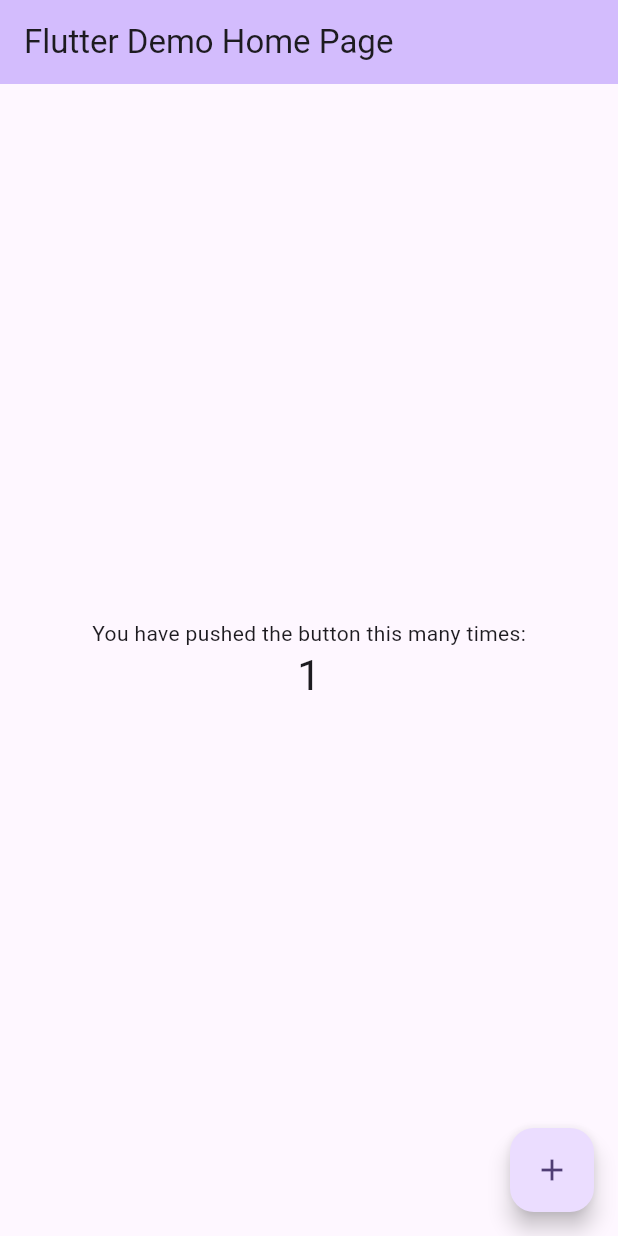
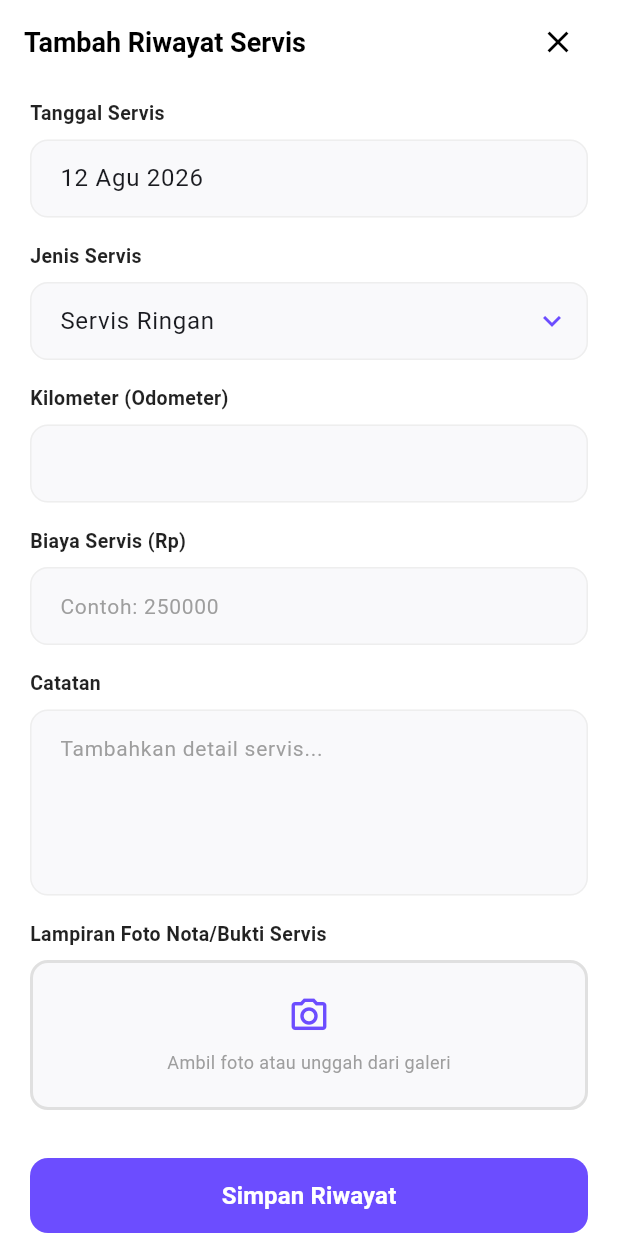
Before and after one commit to firzatunnisa/OdoTrack, a Flutter app: the screen it shows after launch, after a tap on the "add" icon, on a phone screen of 412 x 824 dp. Run offline on Flutter 3.47's test engine with Material 3 defaults, Android fonts, the phone set to English and light mode, and no system bars.

Commit message:
feat: selesai membuat UI Riwayat Servis & Tambah Servis

```diff
--- a/lib/main.dart
+++ b/lib/main.dart
@@ -1,4 +1,6 @@
 import 'package:flutter/material.dart';
+import 'package:odotrack/modules/service/service_history_page.dart';
+// import 'package:odotrack/modules/dashboard/dashboard_page.dart';
 
 void main() {
   runApp(const MyApp());
@@ -7,116 +9,15 @@ void main() {
 class MyApp extends StatelessWidget {
   const MyApp({super.key});
 
-  // This widget is the root of your application.
   @override
   Widget build(BuildContext context) {
     return MaterialApp(
-      title: 'Flutter Demo',
+      debugShowCheckedModeBanner: false, // Menghilangkan tulisan "DEBUG"
+      title: 'OdoTrack',
       theme: ThemeData(
-        // This is the theme of your application.
-        //
-        // TRY THIS: Try running your application with "flutter run". You'll see
-        // the application has a purple toolbar. Then, without quitting the app,
-        // try changing the seedColor in the colorScheme below to Colors.green
-        // and then invoke "hot reload" (save your changes or press the "hot
-        // reload" button in a Flutter-supported IDE, or press "r" if you used
-        // the command line to start the app).
-        //
-        // Notice that the counter didn't reset back to zero; the application
-        // state is not lost during the reload. To reset the state, use hot
-        // restart instead.
-        //
-        // This works for code too, not just values: Most code changes can be
-        // tested with just a hot reload.
-        colorScheme: .fromSeed(seedColor: Colors.deepPurple),
+        colorScheme: ColorScheme.fromSeed(seedColor: Colors.blueAccent),
       ),
-      home: const MyHomePage(title: 'Flutter Demo Home Page'),
+      home: const ServiceHistoryPage(), // Dikembalikan ke halamannya Firza
     );
   }
 }
-
-class MyHomePage extends StatefulWidget {
-  const MyHomePage({super.key, required this.title});
-
-  // This widget is the home page of your application. It is stateful, meaning
-  // that it has a State object (defined below) that contains fields that affect
-  // how it looks.
-
-  // This class is the configuration for the state. It holds the values (in this
-  // case the title) provided by the parent (in this case the App widget) and
-  // used by the build method of the State. Fields in a Widget subclass are
-  // always marked "final".
-
-  final String title;
-
-  @override
-  State<MyHomePage> createState() => _MyHomePageState();
-}
-
-class _MyHomePageState extends State<MyHomePage> {
-  int _counter = 0;
-
-  void _incrementCounter() {
-    setState(() {
-      // This call to setState tells the Flutter framework that something has
-      // changed in this State, which causes it to rerun the build method below
-      // so that the display can reflect the updated values. If we changed
-      // _counter without calling setState(), then the build method would not be
-      // called again, and so nothing would appear to happen.
-      _counter++;
-    });
-  }
-
-  @override
-  Widget build(BuildContext context) {
-    // This method is rerun every time setState is called, for instance as done
-    // by the _incrementCounter method above.
-    //
-    // The Flutter framework has been optimized to make rerunning build methods
-    // fast, so that you can just rebuild anything that needs updating rather
-    // than having to individually change instances of widgets.
-    return Scaffold(
-      appBar: AppBar(
-        // TRY THIS: Try changing the color here to a specific color (to
-        // Colors.amber, perhaps?) and trigger a hot reload to see the AppBar
-        // change color while the other colors stay the same.
-        backgroundColor: Theme.of(context).colorScheme.inversePrimary,
-        // Here we take the value from the MyHomePage object that was created by
-        // the App.build method, and use it to set our appbar title.
-        title: Text(widget.title),
-      ),
-      body: Center(
-        // Center is a layout widget. It takes a single child and positions it
-        // in the middle of the parent.
-        child: Column(
-          // Column is also a layout widget. It takes a list of children and
-          // arranges them vertically. By default, it sizes itself to fit its
-          // children horizontally, and tries to be as tall as its parent.
-          //
-          // Column has various properties to control how it sizes itself and
-          // how it positions its children. Here we use mainAxisAlignment to
-          // center the children vertically; the main axis here is the vertical
-          // axis because Columns are vertical (the cross axis would be
-          // horizontal).
-          //
-          // TRY THIS: Invoke "debug painting" (choose the "Toggle Debug Paint"
-          // action in the IDE, or press "p" in the console), to see the
-          // wireframe for each widget.
-          mainAxisAlignment: .center,
-          children: [
-            const Text('You have pushed the button this many times:'),
-            Text(
-              '$_counter',
-              style: Theme.of(context).textTheme.headlineMedium,
-            ),
-          ],
-        ),
-      ),
-      floatingActionButton: FloatingActionButton(
-        onPressed: _incrementCounter,
-        tooltip: 'Increment',
-        child: const Icon(Icons.add),
-      ),
-    );
-  }
-}
--- /dev/null
+++ b/lib/modules/service/add_service_page.dart
@@ -0,0 +1,358 @@
+import 'package:flutter/material.dart';
+
+class AddServicePage extends StatefulWidget {
+  const AddServicePage({Key? key}) : super(key: key);
+
+  @override
+  State<AddServicePage> createState() => _AddServicePageState();
+}
+
+class _AddServicePageState extends State<AddServicePage> {
+  final TextEditingController _dateController = TextEditingController(text: '12 Agu 2026');
+  final TextEditingController _typeController = TextEditingController(text: 'Servis Ringan');
+  final TextEditingController _kmController = TextEditingController();
+  final TextEditingController _costController = TextEditingController();
+  final TextEditingController _noteController = TextEditingController();
+
+  String? _kmErrorText;
+
+  @override
+  void dispose() {
+    _dateController.dispose();
+    _typeController.dispose();
+    _kmController.dispose();
+    _costController.dispose();
+    _noteController.dispose();
+    super.dispose();
+  }
+
+  void _selectDate(BuildContext context) async {
+    final DateTime? picked = await showDatePicker(
+      context: context,
+      initialDate: DateTime.now(),
+      firstDate: DateTime(2020),
+      lastDate: DateTime(2030),
+    );
+    if (picked != null) {
+      setState(() {
+        _dateController.text = "${picked.day} ${_getMonth(picked.month)} ${picked.year}";
+      });
+    }
+  }
+
+  String _getMonth(int month) {
+    const months = ['Jan', 'Feb', 'Mar', 'Apr', 'Mei', 'Jun', 'Jul', 'Agu', 'Sep', 'Okt', 'Nov', 'Des'];
+    return months[month - 1];
+  }
+
+  void _showServiceTypeSheet() {
+    showModalBottomSheet(
+      context: context,
+      shape: const RoundedRectangleBorder(
+        borderRadius: BorderRadius.vertical(top: Radius.circular(20)),
+      ),
+      builder: (BuildContext context) {
+        return Padding(
+          padding: const EdgeInsets.all(20.0),
+          child: Column(
+            mainAxisSize: MainAxisSize.min,
+            children: [
+              Row(
+                mainAxisAlignment: MainAxisAlignment.spaceBetween,
+                children: [
+                  const Text('Pilih Jenis Servis', style: TextStyle(fontWeight: FontWeight.bold, fontSize: 18)),
+                  IconButton(
+                    icon: const Icon(Icons.close),
+                    onPressed: () => Navigator.pop(context),
+                  ),
+                ],
+              ),
+              const Divider(),
+              _buildServiceTypeOption('Servis Ringan'),
+              _buildServiceTypeOption('Servis Besar'),
+              _buildServiceTypeOption('Ganti Oli'),
+              _buildServiceTypeOption('Ganti Suku Cadang'),
+              _buildServiceTypeOption('Lainnya'),
+              const SizedBox(height: 20),
+            ],
+          ),
+        );
+      },
+    );
+  }
+
+  Widget _buildServiceTypeOption(String title) {
+    bool isSelected = _typeController.text == title;
+    return ListTile(
+      title: Text(
+        title,
+        style: TextStyle(
+          color: isSelected ? const Color(0xFF6C4DFF) : Colors.black,
+          fontWeight: isSelected ? FontWeight.bold : FontWeight.normal,
+        ),
+      ),
+      trailing: isSelected ? const Icon(Icons.check, color: Color(0xFF6C4DFF)) : null,
+      onTap: () {
+        setState(() {
+          _typeController.text = title;
+        });
+        Navigator.pop(context);
+      },
+    );
+  }
+
+  void _showSuccessDialog() {
+    showDialog(
+      context: context,
+      builder: (BuildContext context) {
+        return Dialog(
+          shape: RoundedRectangleBorder(borderRadius: BorderRadius.circular(16)),
+          child: Padding(
+            padding: const EdgeInsets.all(24.0),
+            child: Column(
+              mainAxisSize: MainAxisSize.min,
+              children: [
+                Container(
+                  padding: const EdgeInsets.all(16),
+                  decoration: BoxDecoration(
+                    color: Colors.green.withOpacity(0.1),
+                    shape: BoxShape.circle,
+                  ),
+                  child: const Icon(Icons.check_circle, color: Colors.green, size: 60),
+                ),
+                const SizedBox(height: 16),
+                const Text('Berhasil!', style: TextStyle(fontWeight: FontWeight.bold, fontSize: 20)),
+                const SizedBox(height: 8),
+                const Text(
+                  'Data riwayat servis Anda telah\nberhasil disimpan.',
+                  textAlign: TextAlign.center,
+                  style: TextStyle(color: Colors.grey),
+                ),
+                const SizedBox(height: 24),
+                SizedBox(
+                  width: double.infinity,
+                  height: 48,
+                  child: ElevatedButton(
+                    onPressed: () {
+                      Navigator.pop(context); // Tutup dialog
+                      Navigator.pop(context); // Kembali ke halaman sebelumnya
+                    },
+                    style: ElevatedButton.styleFrom(
+                      backgroundColor: const Color(0xFF6C4DFF),
+                      shape: RoundedRectangleBorder(borderRadius: BorderRadius.circular(12)),
+                    ),
+                    child: const Text('Selesai', style: TextStyle(color: Colors.white, fontWeight: FontWeight.bold)),
+                  ),
+                ),
+              ],
+            ),
+          ),
+        );
+      },
+    );
+  }
+
+  void _validateAndSave() {
+    setState(() {
+      _kmErrorText = null;
+      if (_kmController.text.isNotEmpty) {
+        int? km = int.tryParse(_kmController.text);
+        if (km != null && km < 10100) {
+          _kmErrorText = 'Kilometer tidak boleh lebih kecil dari entri sebelumnya (10.100 km).';
+        }
+      }
+    });
+
+    if (_kmErrorText == null) {
+      _showSuccessDialog();
+    }
+  }
+
+  @override
+  Widget build(BuildContext context) {
+    return Scaffold(
+      backgroundColor: Colors.white,
+      appBar: AppBar(
+        backgroundColor: Colors.white,
+        elevation: 0,
+        automaticallyImplyLeading: false,
+        title: Row(
+          mainAxisAlignment: MainAxisAlignment.spaceBetween,
+          children: [
+            const Text(
+              'Tambah Riwayat Servis',
+              style: TextStyle(color: Colors.black, fontWeight: FontWeight.bold, fontSize: 18),
+            ),
+            IconButton(
+              icon: const Icon(Icons.close, color: Colors.black),
+              onPressed: () {
+                Navigator.pop(context);
+              },
+            ),
+          ],
+        ),
+      ),
+      body: SingleChildScrollView(
+        padding: const EdgeInsets.symmetric(horizontal: 20.0, vertical: 10.0),
+        child: Column(
+          crossAxisAlignment: CrossAxisAlignment.start,
+          children: [
+            _buildLabel('Tanggal Servis'),
+            const SizedBox(height: 8),
+            TextField(
+              controller: _dateController,
+              readOnly: true,
+              onTap: () => _selectDate(context),
+              decoration: _inputDecoration(filled: true),
+            ),
+            const SizedBox(height: 16),
+
+            _buildLabel('Jenis Servis'),
+            const SizedBox(height: 8),
+            TextField(
+              controller: _typeController,
+              readOnly: true,
+              onTap: _showServiceTypeSheet,
+              decoration: _inputDecoration(
+                filled: true,
+                suffixIcon: const Icon(Icons.keyboard_arrow_down, color: Color(0xFF6C4DFF)),
+              ),
+            ),
+            const SizedBox(height: 16),
+
+            _buildLabel('Kilometer (Odometer)'),
+            const SizedBox(height: 8),
+            TextField(
+              controller: _kmController,
+              keyboardType: TextInputType.number,
+              decoration: _inputDecoration(
+                filled: true,
+                isError: _kmErrorText != null,
+                borderColor: _kmErrorText != null ? Colors.red : Colors.transparent,
+              ),
+            ),
+            if (_kmErrorText != null) ...[
+              const SizedBox(height: 6),
+              Row(
+                crossAxisAlignment: CrossAxisAlignment.start,
+                children: [
+                  const Icon(Icons.error_outline, color: Colors.red, size: 14),
+                  const SizedBox(width: 4),
+                  Expanded(
+                    child: Text(
+                      _kmErrorText!,
+                      style: const TextStyle(color: Colors.red, fontSize: 11),
+                    ),
+                  ),
+                ],
+              ),
+            ],
+            const SizedBox(height: 16),
+
+            _buildLabel('Biaya Servis (Rp)'),
+            const SizedBox(height: 8),
+            TextField(
+              controller: _costController,
+              keyboardType: TextInputType.number,
+              decoration: _inputDecoration(hint: 'Contoh: 250000', filled: true),
+            ),
+            const SizedBox(height: 16),
+
+            _buildLabel('Catatan'),
+            const SizedBox(height: 8),
+            TextField(
+              controller: _noteController,
+              maxLines: 4,
+              decoration: _inputDecoration(hint: 'Tambahkan detail servis...', filled: true),
+            ),
+            const SizedBox(height: 16),
+
+            _buildLabel('Lampiran Foto Nota/Bukti Servis'),
+            const SizedBox(height: 8),
+            InkWell(
+              onTap: () {
+                ScaffoldMessenger.of(context).showSnackBar(
+                  const SnackBar(content: Text('Fitur kamera belum diaktifkan (Mockup UI)')),
+                );
+              },
+              child: Container(
+                height: 100,
+                width: double.infinity,
+                decoration: BoxDecoration(
+                  color: const Color(0xFFF9F9FB),
+                  border: Border.all(color: Colors.grey.shade300, width: 2),
+                  borderRadius: BorderRadius.circular(12),
+                ),
+                child: Column(
+                  mainAxisAlignment: MainAxisAlignment.center,
+                  children: const [
+                    Icon(Icons.camera_alt_outlined, size: 28, color: Color(0xFF6C4DFF)),
+                    SizedBox(height: 8),
+                    Text(
+                      'Ambil foto atau unggah dari galeri',
+                      style: TextStyle(color: Colors.grey, fontSize: 12),
+                    ),
+                  ],
+                ),
+              ),
+            ),
+            const SizedBox(height: 32),
+
+            SizedBox(
+              width: double.infinity,
+              height: 50,
+              child: ElevatedButton(
+                onPressed: _validateAndSave,
+                style: ElevatedButton.styleFrom(
+                  backgroundColor: const Color(0xFF6C4DFF),
+                  shape: RoundedRectangleBorder(
+                    borderRadius: BorderRadius.circular(12),
+                  ),
+                  elevation: 0,
+                ),
+                child: const Text('Simpan Riwayat', style: TextStyle(fontSize: 16, fontWeight: FontWeight.bold, color: Colors.white)),
+              ),
+            ),
+            const SizedBox(height: 20),
+          ],
+        ),
+      ),
+    );
+  }
+
+  Widget _buildLabel(String text) {
+    return Text(
+      text,
+      style: const TextStyle(fontWeight: FontWeight.w600, fontSize: 13, color: Colors.black87),
+    );
+  }
+
+  InputDecoration _inputDecoration({
+    String? hint,
+    bool filled = false,
+    Widget? suffixIcon,
+    bool isError = false,
+    Color borderColor = Colors.transparent,
+  }) {
+    return InputDecoration(
+      hintText: hint,
+      hintStyle: const TextStyle(color: Colors.grey, fontSize: 14),
+      filled: filled,
+      fillColor: const Color(0xFFF9F9FB),
+      contentPadding: const EdgeInsets.symmetric(horizontal: 16, vertical: 14),
+      suffixIcon: suffixIcon,
+      enabledBorder: OutlineInputBorder(
+        borderRadius: BorderRadius.circular(12),
+        borderSide: BorderSide(
+          color: isError ? Colors.red : Colors.grey.shade200,
+        ),
+      ),
+      focusedBorder: OutlineInputBorder(
+        borderRadius: BorderRadius.circular(12),
+        borderSide: BorderSide(
+          color: isError ? Colors.red : const Color(0xFF6C4DFF),
+        ),
+      ),
+    );
+  }
+}
--- /dev/null
+++ b/lib/modules/service/service_history_page.dart
@@ -0,0 +1,207 @@
+import 'package:flutter/material.dart';
+import 'package:odotrack/modules/service/add_service_page.dart';
+
+class ServiceHistoryPage extends StatelessWidget {
+  const ServiceHistoryPage({Key? key}) : super(key: key);
+
+  @override
+  Widget build(BuildContext context) {
+    return Scaffold(
+      backgroundColor: Colors.white,
+      appBar: AppBar(
+        backgroundColor: Colors.white,
+        elevation: 0,
+        leading: IconButton(
+          icon: const Icon(Icons.arrow_back_ios, color: Colors.black, size: 20),
+          onPressed: () {
+            // TODO: Back action
+          },
+        ),
+        title: const Text(
+          'Riwayat Servis',
+          style: TextStyle(color: Colors.black, fontWeight: FontWeight.bold, fontSize: 18),
+        ),
+        centerTitle: true,
+      ),
+      body: ListView(
+        padding: const EdgeInsets.symmetric(horizontal: 20.0, vertical: 10.0),
+        children: [
+          // Banner Estimasi Servis
+          Container(
+            padding: const EdgeInsets.all(16.0),
+            decoration: BoxDecoration(
+              color: const Color(0xFFF3F0FF), // Light purple background
+              borderRadius: BorderRadius.circular(12),
+            ),
+            child: Row(
+              crossAxisAlignment: CrossAxisAlignment.start,
+              children: [
+                const Icon(Icons.calendar_month, color: Color(0xFF6C4DFF)),
+                const SizedBox(width: 12),
+                Expanded(
+                  child: Column(
+                    crossAxisAlignment: CrossAxisAlignment.start,
+                    children: const [
+                      Text(
+                        'Estimasi Servis Berikutnya',
+                        style: TextStyle(
+                          color: Color(0xFF6C4DFF),
+                          fontWeight: FontWeight.bold,
+                          fontSize: 14,
+                        ),
+                      ),
+                      SizedBox(height: 4),
+                      Text(
+                        'Berdasarkan riwayat, servis disarankan pada 12 Nov 2026 atau pada 14.450 km.',
+                        style: TextStyle(
+                          color: Colors.black87,
+                          fontSize: 12,
+                          height: 1.4,
+                        ),
+                      ),
+                    ],
+                  ),
+                ),
+              ],
+            ),
+          ),
+          const SizedBox(height: 24),
+          // List Header
+          Row(
+            mainAxisAlignment: MainAxisAlignment.spaceBetween,
+            children: const [
+              Text(
+                'Semua Riwayat',
+                style: TextStyle(fontWeight: FontWeight.bold, fontSize: 16),
+              ),
+              Text(
+                'Filter',
+                style: TextStyle(color: Color(0xFF6C4DFF), fontWeight: FontWeight.w600, fontSize: 14),
+              ),
+            ],
+          ),
+          const SizedBox(height: 16),
+          // List Items (Before -> dipisah jadi widget)
+          const ServiceCard(
+            title: 'Servis Ringan',
+            date: '12 Agu 2026',
+            cost: 'Rp250.000',
+            kilometer: '12.450 km',
+            icon: Icons.build_outlined,
+          ),
+          const SizedBox(height: 12),
+          const ServiceCard(
+            title: 'Ganti Oli + Filter',
+            date: '15 Mei 2026',
+            cost: 'Rp180.000',
+            kilometer: '10.100 km',
+            icon: Icons.oil_barrel_outlined,
+          ),
+          const SizedBox(height: 12),
+          const ServiceCard(
+            title: 'Ganti Kampas Rem',
+            date: '10 Feb 2026',
+            cost: 'Rp120.000',
+            kilometer: '6.500 km',
+            icon: Icons.settings_outlined,
+          ),
+        ],
+      ),
+      floatingActionButton: FloatingActionButton(
+        onPressed: () {
+          Navigator.push(
+            context,
+            MaterialPageRoute(builder: (context) => const AddServicePage()),
+          );
+        },
+        backgroundColor: const Color(0xFF6C4DFF),
+        shape: const CircleBorder(),
+        child: const Icon(Icons.add, color: Colors.white, size: 28),
+      ),
+    );
+  }
+}
+
+// Widget Card yang di-extract
+class ServiceCard extends StatelessWidget {
+  final String title;
+  final String date;
+  final String cost;
+  final String kilometer;
+  final IconData icon;
+
+  const ServiceCard({
+    Key? key,
+    required this.title,
+    required this.date,
+    required this.cost,
+    required this.kilometer,
+    required this.icon,
+  }) : super(key: key);
+
+  @override
+  Widget build(BuildContext context) {
+    return Container(
+      padding: const EdgeInsets.all(16.0),
+      decoration: BoxDecoration(
+        color: Colors.white,
+        borderRadius: BorderRadius.circular(12),
+        boxShadow: [
+          BoxShadow(
+            color: Colors.black.withOpacity(0.04),
+            blurRadius: 10,
+            offset: const Offset(0, 4),
+          ),
+        ],
+        border: Border.all(color: Colors.grey.shade200),
+      ),
+      child: Row(
+        children: [
+          Container(
+            padding: const EdgeInsets.all(10),
+            decoration: BoxDecoration(
+              color: const Color(0xFFF3F0FF),
+              borderRadius: BorderRadius.circular(10),
+            ),
+            child: Icon(icon, color: const Color(0xFF6C4DFF), size: 24),
+          ),
+          const SizedBox(width: 16),
+          Expanded(
+            child: Column(
+              crossAxisAlignment: CrossAxisAlignment.start,
+              children: [
+                Text(
+                  title,
+                  style: const TextStyle(fontWeight: FontWeight.bold, fontSize: 14),
+                ),
+                const SizedBox(height: 4),
+                Text(
+                  date,
+                  style: const TextStyle(color: Colors.grey, fontSize: 12),
+                ),
+              ],
+            ),
+          ),
+          Column(
+            crossAxisAlignment: CrossAxisAlignment.end,
+            children: [
+              Text(
+                cost,
+                style: const TextStyle(
+                  color: Colors.green,
+                  fontWeight: FontWeight.bold,
+                  fontSize: 14,
+                ),
+              ),
+              const SizedBox(height: 4),
+              Text(
+                kilometer,
+                style: const TextStyle(color: Colors.grey, fontSize: 12),
+              ),
+            ],
+          ),
+        ],
+      ),
+    );
+  }
+}
```
